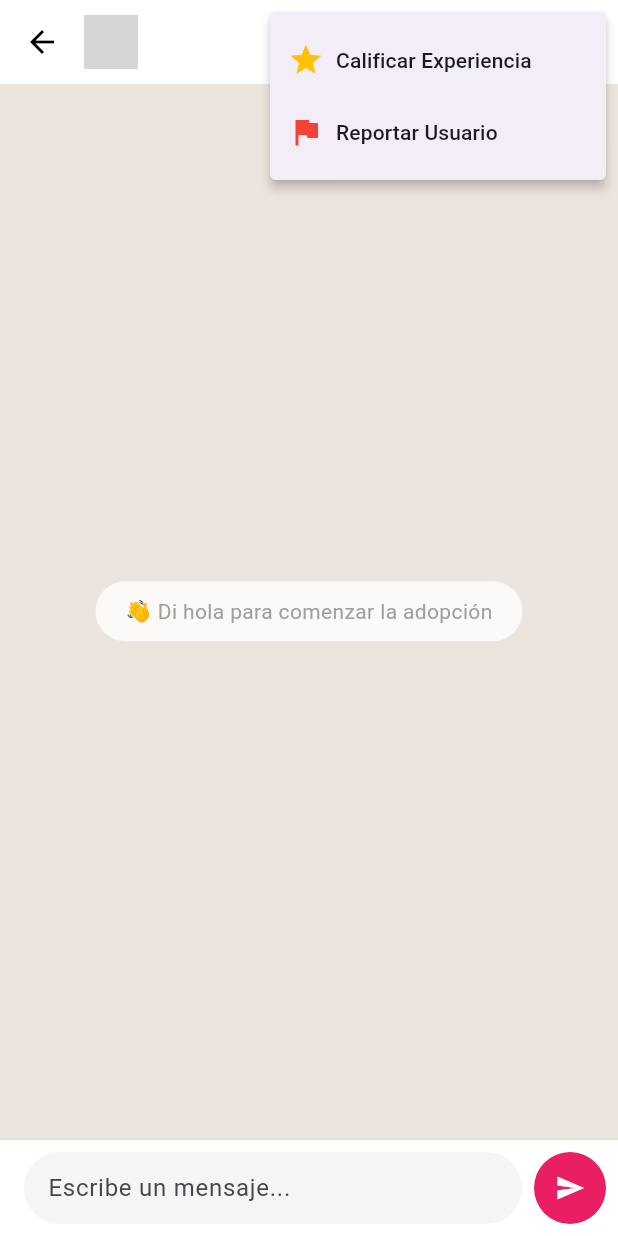
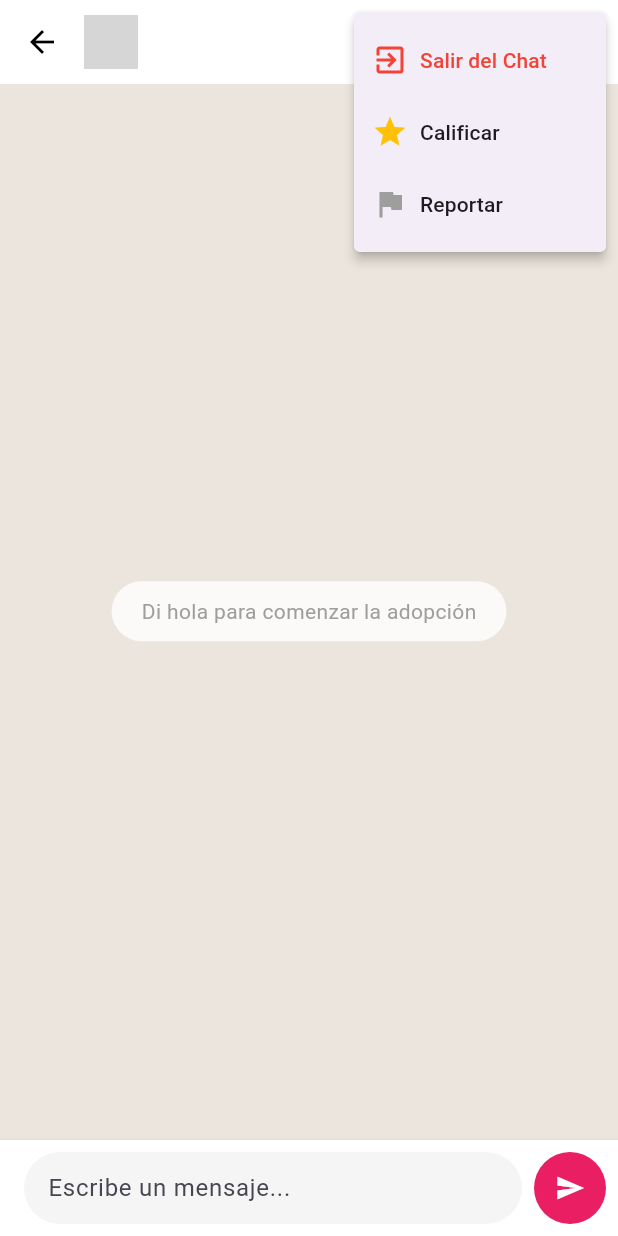
Before and after one commit to RicketyMajor/PAWS-2.0, a Flutter app: the ChatScreen screen opened directly with empty values, after a tap on the "more vert" icon, on a phone screen of 412 x 824 dp. Run offline on Flutter 3.47's test engine with Material 3 defaults, Android fonts, the phone set to English and light mode, and no system bars; our stand-ins replace dio, equatable, firebase_core, firebase_messaging, flutter_bloc, flutter_card_swiper and 4 more; accounts and stored records are empty; network calls fail; grey boxes are pictures that could not be loaded.

Commit message:
feat: En desarrollo las nuevas dunciones para la eliminación y bloqueo de los chats.

```diff
--- a/app/lib/features/chat/presentation/screens/chat_screen.dart
+++ b/app/lib/features/chat/presentation/screens/chat_screen.dart
@@ -4,13 +4,19 @@ import '../bloc/chat_bloc.dart';
 import '../../data/chat_repository.dart';
 import '../../domain/message_model.dart';
 import '../../../social/data/social_repository.dart';
-import '../../../../core/utils/image_helper.dart'; // <--- IMPORTANTE
+import '../../../../core/utils/image_helper.dart';
+import '../../../pets/data/matches_repository.dart'; // <--- NECESARIO para la función unmatch
 
 class ChatScreen extends StatelessWidget {
   final int matchId;
-  final String peerName; // Nombre de la otra persona
+  final String peerName;
   final int peerId;
   final String? peerPhotoUrl;
+
+  // --- NUEVOS PARÁMETROS DE ESTADO ---
+  final bool isPetDeleted;
+  final bool isPeerLeft;
+  // -----------------------------------
 
   const ChatScreen({
     super.key,
@@ -18,10 +24,15 @@ class ChatScreen extends StatelessWidget {
     required this.peerName,
     required this.peerId,
     this.peerPhotoUrl,
+    this.isPetDeleted = false,
+    this.isPeerLeft = false,
   });
 
   @override
   Widget build(BuildContext context) {
+    // Determinamos si el chat está bloqueado (Solo lectura)
+    final isChatBlocked = isPetDeleted || isPeerLeft;
+
     return BlocProvider(
       create: (context) =>
           ChatBloc(repository: RepositoryProvider.of<ChatRepository>(context))
@@ -32,20 +43,43 @@ class ChatScreen extends StatelessWidget {
           titleSpacing: 0,
           title: Row(
             children: [
-              // FOTO EN LA BARRA SUPERIOR (ESTILO WHATSAPP)
+              // --- TU FOTO DE PERFIL (Mantenida intacta) ---
               CircleAvatar(
                 radius: 18,
                 backgroundImage: ImageHelper.getProvider(peerPhotoUrl),
               ),
               const SizedBox(width: 10),
-              Expanded(child: Text(peerName, overflow: TextOverflow.ellipsis)),
+              // --- NOMBRE Y ESTADO ---
+              Expanded(
+                child: Column(
+                  crossAxisAlignment: CrossAxisAlignment.start,
+                  children: [
+                    Text(
+                      peerName,
+                      overflow: TextOverflow.ellipsis,
+                      style: const TextStyle(fontSize: 16),
+                    ),
+                    if (isPetDeleted)
+                      const Text(
+                        "Mascota eliminada",
+                        style: TextStyle(
+                          fontSize: 10,
+                          color: Colors.red,
+                          fontWeight: FontWeight.bold,
+                        ),
+                      ),
+                  ],
+                ),
+              ),
             ],
           ),
           actions: [
-            // --- MENÚ DE CONFIANZA ---
+            // --- NUEVO MENÚ DE OPCIONES ---
             PopupMenuButton<String>(
-              onSelected: (value) {
-                if (value == 'report') {
+              onSelected: (value) async {
+                if (value == 'leave') {
+                  _confirmLeaveChat(context);
+                } else if (value == 'report') {
                   _showReportDialog(context);
                 } else if (value == 'review') {
                   _showReviewDialog(context);
@@ -54,12 +88,25 @@ class ChatScreen extends StatelessWidget {
               itemBuilder: (BuildContext context) {
                 return [
                   const PopupMenuItem(
+                    value: 'leave',
+                    child: Row(
+                      children: [
+                        Icon(Icons.exit_to_app, color: Colors.red),
+                        SizedBox(width: 8),
+                        Text(
+                          'Salir del Chat',
+                          style: TextStyle(color: Colors.red),
+                        ),
+                      ],
+                    ),
+                  ),
+                  const PopupMenuItem(
                     value: 'review',
                     child: Row(
                       children: [
                         Icon(Icons.star, color: Colors.amber),
                         SizedBox(width: 8),
-                        Text('Calificar Experiencia'),
+                        Text('Calificar'),
                       ],
                     ),
                   ),
@@ -67,9 +114,9 @@ class ChatScreen extends StatelessWidget {
                     value: 'report',
                     child: Row(
                       children: [
-                        Icon(Icons.flag, color: Colors.red),
+                        Icon(Icons.flag, color: Colors.grey),
                         SizedBox(width: 8),
-                        Text('Reportar Usuario'),
+                        Text('Reportar'),
                       ],
                     ),
                   ),
@@ -80,33 +127,51 @@ class ChatScreen extends StatelessWidget {
         ),
         body: Column(
           children: [
-            // LISTA DE MENSAJES
+            // --- BANNERS DE BLOQUEO (Nuevos) ---
+            if (isPetDeleted)
+              Container(
+                width: double.infinity,
+                padding: const EdgeInsets.all(8),
+                color: Colors.grey[300],
+                child: const Text(
+                  "🔒 La publicación de esta mascota ha sido eliminada.",
+                  textAlign: TextAlign.center,
+                  style: TextStyle(color: Colors.black54, fontSize: 12),
+                ),
+              )
+            else if (isPeerLeft)
+              Container(
+                width: double.infinity,
+                padding: const EdgeInsets.all(8),
+                color: Colors.grey[300],
+                child: Text(
+                  "$peerName ha salido del chat.",
+                  textAlign: TextAlign.center,
+                  style: const TextStyle(color: Colors.black54, fontSize: 12),
+                ),
+              ),
+
+            // --- LISTA DE MENSAJES (Tu código original) ---
             Expanded(
               child: BlocBuilder<ChatBloc, ChatState>(
                 builder: (context, state) {
                   if (state is ChatLoading) {
                     return const Center(child: CircularProgressIndicator());
                   } else if (state is ChatLoaded) {
-                    if (state.messages.isEmpty) {
-                      return _buildEmptyState();
-                    }
+                    if (state.messages.isEmpty) return _buildEmptyState();
 
-                    // TRUCO DE CHAT PRO:
-                    // Usamos la lista invertida (reverse: true).
-                    // Esto hace que el scroll empiece desde abajo y maneja mejor el teclado.
+                    // Mantenemos tu truco de lista invertida
                     final reversedMessages = state.messages.reversed.toList();
 
                     return ListView.builder(
-                      reverse: true, // <--- LA CLAVE
+                      reverse: true,
                       padding: const EdgeInsets.symmetric(
                         horizontal: 10,
                         vertical: 20,
                       ),
                       itemCount: reversedMessages.length,
-                      itemBuilder: (context, index) {
-                        final msg = reversedMessages[index];
-                        return _buildMessageBubble(msg);
-                      },
+                      itemBuilder: (context, index) =>
+                          _buildMessageBubble(reversedMessages[index]),
                     );
                   } else if (state is ChatError) {
                     return Center(child: Text("Error: ${state.error}"));
@@ -115,12 +180,55 @@ class ChatScreen extends StatelessWidget {
                 },
               ),
             ),
-            // INPUT AREA
-            const _ChatInput(),
+
+            // --- INPUT AREA (Se oculta si está bloqueado) ---
+            if (!isChatBlocked) const _ChatInput(),
           ],
         ),
       ),
     );
+  }
+
+  // --- LÓGICA DE SALIR DEL CHAT ---
+  void _confirmLeaveChat(BuildContext context) async {
+    final confirm = await showDialog<bool>(
+      context: context,
+      builder: (ctx) => AlertDialog(
+        title: const Text("¿Salir del chat?"),
+        content: const Text(
+          "La conversación se cerrará y no podrás volver a escribir.",
+        ),
+        actions: [
+          TextButton(
+            onPressed: () => Navigator.pop(ctx, false),
+            child: const Text("Cancelar"),
+          ),
+          TextButton(
+            onPressed: () => Navigator.pop(ctx, true),
+            style: TextButton.styleFrom(foregroundColor: Colors.red),
+            child: const Text("Salir"),
+          ),
+        ],
+      ),
+    );
+
+    if (confirm == true && context.mounted) {
+      try {
+        await context.read<MatchesRepository>().unmatch(matchId);
+        if (context.mounted) {
+          Navigator.pop(context); // Volver a la lista de chats
+          ScaffoldMessenger.of(
+            context,
+          ).showSnackBar(const SnackBar(content: Text("Has salido del chat")));
+        }
+      } catch (e) {
+        if (context.mounted) {
+          ScaffoldMessenger.of(
+            context,
+          ).showSnackBar(SnackBar(content: Text("Error: $e")));
+        }
+      }
+    }
   }
 
   // --- DIÁLOGO DE REPORTE ---
@@ -266,7 +374,7 @@ Widget _buildEmptyState() {
         borderRadius: BorderRadius.circular(20),
       ),
       child: const Text(
-        "👋 Di hola para comenzar la adopción",
+        "Di hola para comenzar la adopción",
         style: TextStyle(color: Colors.grey),
       ),
     ),
@@ -275,24 +383,18 @@ Widget _buildEmptyState() {
 
 Widget _buildMessageBubble(ChatMessage msg) {
   final isMe = msg.isMe;
-
-  // Alineación y Colores
   final alignment = isMe ? Alignment.centerRight : Alignment.centerLeft;
-  final bgColor = isMe
-      ? const Color(0xFFE91E63)
-      : Colors.white; // Rosado PAWS vs Blanco
+  final bgColor = isMe ? const Color(0xFFE91E63) : Colors.white;
   final textColor = isMe ? Colors.white : Colors.black87;
 
-  // Formato de hora manual (para no importar intl solo por esto)
+  // Formato hora manual
   final timeStr =
       "${msg.createdAt.hour.toString().padLeft(2, '0')}:${msg.createdAt.minute.toString().padLeft(2, '0')}";
 
   return Align(
     alignment: alignment,
     child: Container(
-      constraints: const BoxConstraints(
-        maxWidth: 280,
-      ), // Ancho máximo de burbuja
+      constraints: const BoxConstraints(maxWidth: 280),
       margin: const EdgeInsets.symmetric(vertical: 4),
       padding: const EdgeInsets.symmetric(horizontal: 14, vertical: 10),
       decoration: BoxDecoration(
@@ -307,12 +409,12 @@ Widget _buildMessageBubble(ChatMessage msg) {
         borderRadius: BorderRadius.only(
           topLeft: const Radius.circular(16),
           topRight: const Radius.circular(16),
-          bottomLeft: Radius.circular(isMe ? 16 : 0), // Punta hacia abajo
+          bottomLeft: Radius.circular(isMe ? 16 : 0),
           bottomRight: Radius.circular(isMe ? 0 : 16),
         ),
       ),
       child: Column(
-        crossAxisAlignment: CrossAxisAlignment.end, // Hora a la derecha
+        crossAxisAlignment: CrossAxisAlignment.end,
         children: [
           Text(msg.content, style: TextStyle(color: textColor, fontSize: 16)),
           const SizedBox(height: 4),
@@ -328,7 +430,6 @@ Widget _buildMessageBubble(ChatMessage msg) {
               ),
               if (isMe) ...[
                 const SizedBox(width: 4),
-                // Icono de "leído" (Doble Check) simulado
                 const Icon(Icons.done_all, size: 12, color: Colors.white70),
               ],
             ],
@@ -339,16 +440,15 @@ Widget _buildMessageBubble(ChatMessage msg) {
   );
 }
 
+// --- TU INPUT ORIGINAL ---
 class _ChatInput extends StatefulWidget {
   const _ChatInput();
-
   @override
   State<_ChatInput> createState() => _ChatInputState();
 }
 
 class _ChatInputState extends State<_ChatInput> {
   final _controller = TextEditingController();
-
   void _send() {
     if (_controller.text.trim().isEmpty) return;
     context.read<ChatBloc>().add(SendMessageEvent(_controller.text));
@@ -358,7 +458,6 @@ class _ChatInputState extends State<_ChatInput> {
   @override
   Widget build(BuildContext context) {
     return SafeArea(
-      // Protege en iPhone X+
       child: Container(
         padding: const EdgeInsets.all(8),
         decoration: const BoxDecoration(
@@ -368,7 +467,6 @@ class _ChatInputState extends State<_ChatInput> {
         child: Row(
           children: [
             const SizedBox(width: 8),
-            // Campo de Texto
             Expanded(
               child: Container(
                 padding: const EdgeInsets.symmetric(horizontal: 16),
@@ -382,12 +480,11 @@ class _ChatInputState extends State<_ChatInput> {
                     hintText: "Escribe un mensaje...",
                     border: InputBorder.none,
                   ),
-                  onSubmitted: (_) => _send(), // Enviar al dar Enter teclado
+                  onSubmitted: (_) => _send(),
                 ),
               ),
             ),
             const SizedBox(width: 8),
-            // Botón Enviar
             CircleAvatar(
               backgroundColor: const Color(0xFFE91E63),
               radius: 24,
```
Also changed, not shown: app/lib/features/pets/data/matches_repository.dart (+14 -0 lines).
